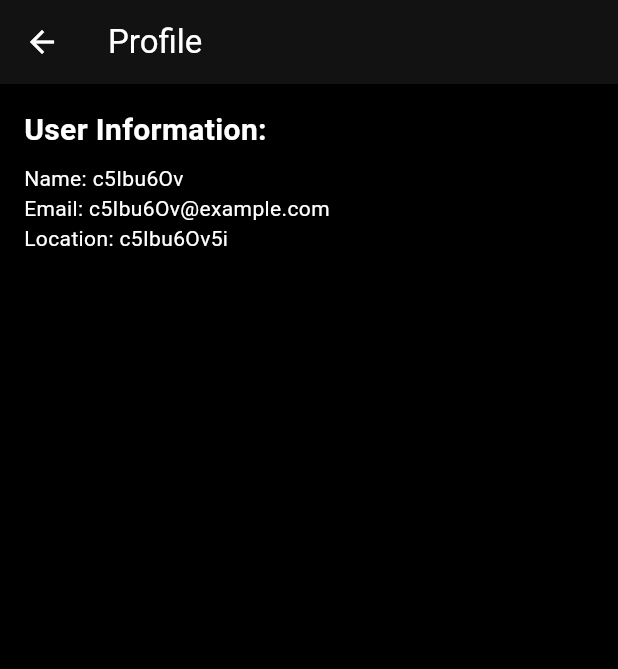
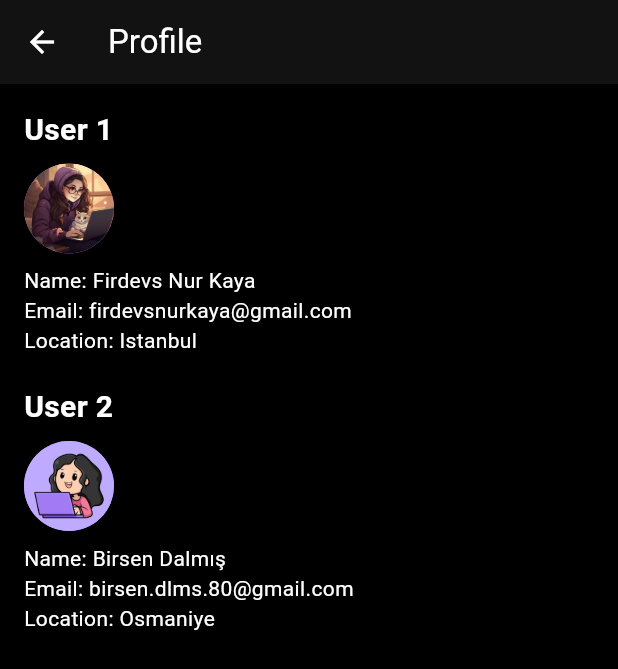
Before and after one commit to firdevsnurkaya/SpaceApp, a Flutter app: the ProfilePage screen opened directly, on a phone screen of 412 x 824 dp. Shown: the top 669 px of the screen. Run offline on Flutter 3.47's test engine with Material 3 defaults, Android fonts, the phone set to English and light mode, and no system bars; our stand-ins replace table_calendar; network calls fail.

Commit message:
astronots sayfası düzenlendi ve profile page kısmı kişiselleştirildi.

```diff
--- a/lib/main.dart
+++ b/lib/main.dart
@@ -16,6 +16,7 @@ import 'Jupiter_page.dart';
 import 'Neptune_page.dart';
 import 'Saturn_page.dart';
 import 'Uranus_page.dart';
+import 'profile_page.dart';
 
 void main() {
   initializeDateFormatting('tr_TR', null).then((_) {
@@ -36,9 +37,9 @@ class MyApp extends StatelessWidget {
         hintColor: const Color.fromARGB(255, 7, 7, 7),
         scaffoldBackgroundColor: Colors.black,
         textTheme: const TextTheme(
-          bodyText1: TextStyle(color: Colors.white),
-          bodyText2: TextStyle(color: Colors.white),
-          headline4: TextStyle(color: Colors.white),
+          bodyLarge: TextStyle(color: Colors.white),
+          bodyMedium: TextStyle(color: Colors.white),
+          headlineMedium: TextStyle(color: Colors.white),
         ),
         colorScheme: const ColorScheme.dark(
           background: Colors.black,
@@ -53,10 +54,10 @@ class HomePage extends StatefulWidget {
   const HomePage({Key? key});
 
   @override
-  _HomePageState createState() => _HomePageState();
+  HomePageState createState() => HomePageState();
 }
 
-class _HomePageState extends State<HomePage> {
+class HomePageState extends State<HomePage> {
   late String _apodImageUrl = '';
 
   @override
@@ -112,9 +113,9 @@ class _HomePageState extends State<HomePage> {
           child: ListView(
             padding: EdgeInsets.zero,
             children: [
-              SizedBox(
+              const SizedBox(
                 height: 80,
-                child: const DrawerHeader(
+                child: DrawerHeader(
                   decoration: BoxDecoration(
                     color: Color.fromARGB(255, 103, 103, 104),
                   ),
@@ -212,21 +213,21 @@ class _HomePageState extends State<HomePage> {
                         MaterialPageRoute(builder: (context) {
                           switch (planetName) {
                             case 'mercury':
-                              return MercuryPage();
+                              return const MercuryPage();
                             case 'venus':
-                              return VenusPage();
+                              return const VenusPage();
                             case 'earth':
                               return const EarthPage();
                             case 'mars':
-                              return MarsPage();
+                              return const MarsPage();
                             case 'jupiter':
-                              return JupiterPage();
+                              return const JupiterPage();
                             case 'neptune':
-                              return NeptunePage();
+                              return const NeptunePage();
                             case 'saturn':
-                              return SaturnPage();
+                              return const SaturnPage();
                             case 'uranus':
-                              return UranusPage();
+                              return const UranusPage();
                             default:
                               throw Exception('Invalid planet name');
                           }
@@ -273,59 +274,6 @@ class _HomePageState extends State<HomePage> {
   }
 }
 
-class ProfilePage extends StatefulWidget {
-  const ProfilePage({Key? key});
-
-  @override
-  _ProfilePageState createState() => _ProfilePageState();
-}
-
-class _ProfilePageState extends State<ProfilePage> {
-  late String _name;
-  late String _email;
-  late String _location;
-
-  @override
-  void initState() {
-    super.initState();
-    _name = _generateRandomString(8);
-    _email = _generateRandomString(8) + '@example.com';
-    _location = _generateRandomString(10);
-  }
-
-  @override
-  Widget build(BuildContext context) {
-    return Scaffold(
-      appBar: AppBar(
-        title: const Text('Profile'),
-      ),
-      body: Padding(
-        padding: const EdgeInsets.all(16.0),
-        child: Column(
-          crossAxisAlignment: CrossAxisAlignment.start,
-          children: [
-            const Text(
-              'User Information:',
-              style: TextStyle(fontSize: 20, fontWeight: FontWeight.bold),
-            ),
-            const SizedBox(height: 8),
-            Text('Name: $_name'),
-            Text('Email: $_email'),
-            Text('Location: $_location'),
-          ],
-        ),
-      ),
-    );
-  }
-
-  String _generateRandomString(int length) {
-    const _chars =
-        'abcdefghijklmnopqrstuvwxyzABCDEFGHIJKLMNOPQRSTUVWXYZ0123456789';
-    final _random = Random();
-    return String.fromCharCodes(Iterable.generate(
-        length, (_) => _chars.codeUnitAt(_random.nextInt(_chars.length))));
-  }
-}
 
 class ThemeSettingsPage extends StatefulWidget {
   @override
--- /dev/null
+++ b/lib/profile_page.dart
@@ -0,0 +1,92 @@
+import 'package:flutter/material.dart';
+
+class ProfilePage extends StatefulWidget {
+  const ProfilePage({Key? key}) : super(key: key);
+
+  @override
+  ProfilePageState createState() => ProfilePageState();
+}
+
+class ProfilePageState extends State<ProfilePage> {
+  late String _name1;
+  late String _email1;
+  late String _location1;
+  late String _imagePath1;
+
+  late String _name2;
+  late String _email2;
+  late String _location2;
+  late String _imagePath2;
+
+  @override
+  void initState() {
+    super.initState();
+    // Initialize user 1
+    _name1 = 'Firdevs Nur Kaya';
+    _email1 = 'firdevsnurkaya@gmail.com';
+    _location1 = 'Istanbul';
+    _imagePath1 = 'assets/firdevs.jpg';
+
+    // Initialize user 2
+    _name2 = 'Birsen Dalmış';
+    _email2 = 'birsen.dlms.80@gmail.com';
+    _location2 = 'Osmaniye';
+    _imagePath2 = 'assets/birsen.jpeg';
+  }
+
+  @override
+  Widget build(BuildContext context) {
+    return Scaffold(
+      appBar: AppBar(
+        title: const Text('Profile'),
+      ),
+      body: SingleChildScrollView(
+        child: Padding(
+          padding: const EdgeInsets.all(16.0),
+          child: Column(
+            crossAxisAlignment: CrossAxisAlignment.start,
+            children: [
+              const Text(
+                'User 1',
+                style: TextStyle(fontSize: 20, fontWeight: FontWeight.bold),
+              ),
+              const SizedBox(height: 8),
+              CircleAvatar(
+                radius: 30,
+                backgroundImage: _imagePath1.isNotEmpty
+                    ? AssetImage(_imagePath1)
+                    : null,
+              ),
+              const SizedBox(height: 8),
+              Text('Name: $_name1'),
+              Text('Email: $_email1'),
+              Text('Location: $_location1'),
+              const SizedBox(height: 20),
+              const Text(
+                'User 2',
+                style: TextStyle(fontSize: 20, fontWeight: FontWeight.bold),
+              ),
+              const SizedBox(height: 8),
+              CircleAvatar(
+                radius: 30,
+                backgroundImage: _imagePath2.isNotEmpty
+                    ? AssetImage(_imagePath2)
+                    : null,
+              ),
+              const SizedBox(height: 8),
+              Text('Name: $_name2'),
+              Text('Email: $_email2'),
+              Text('Location: $_location2'),
+            ],
+          ),
+        ),
+      ),
+    );
+  }
+}
+
+void main() {
+  runApp(const MaterialApp(
+    home: ProfilePage(),
+  ));
+}
--- a/pubspec.yaml
+++ b/pubspec.yaml
@@ -74,6 +74,11 @@ flutter:
     - assets/astronot.jpg
     - assets/sally_ride.jpeg
     - assets/armstrong.jpeg
+    - assets/firdevs.jpg
+    - assets/yuri_gagarin.jpeg
+    - assets/john_glenn.jpeg
+    - assets/valentina_tereshkova.jpeg
+    - assets/birsen.jpeg
 
 
   # An image asset can refer to one or more resolution-specific "variants", see
```
Also changed, not shown: lib/astronauts.dart (+30 -12 lines), assets/birsen.jpeg (added), assets/firdevs.jpg (added), assets/john_glenn.jpeg (added), assets/valentina_tereshkova.jpeg (added), assets/yuri_gagarin.jpeg (added).
